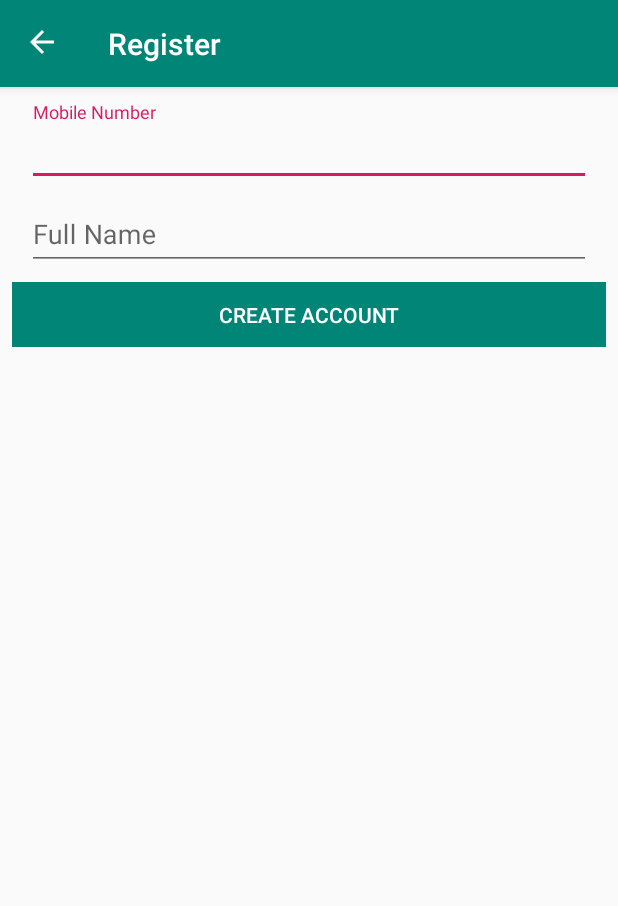
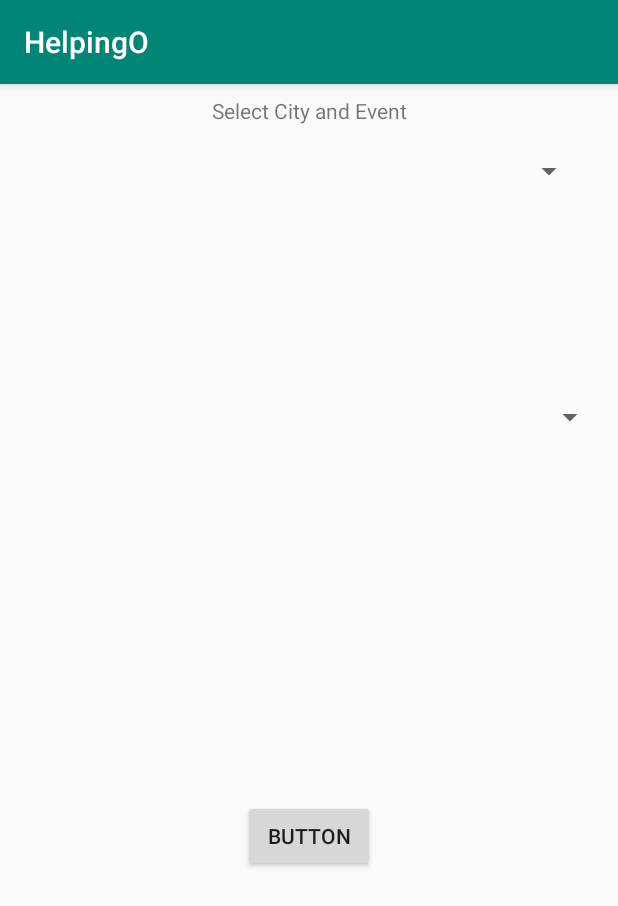
Before and after one commit to harneet-9039/Helpingo, an Android app: the screen it shows after launch (Register before the commit, MainActivity after it), on a phone screen of 412 x 824 dp. Shown: the top 906 px of the screen. Run offline under Robolectric (Android 15) with nearby library versions, the phone set to English and light mode, and no system bars; our stand-ins replace Volley.

Commit message:
Front Panel added

```diff
--- a/app/src/main/java/com/example/hp/helpingo/SplashActivity.java
+++ b/app/src/main/java/com/example/hp/helpingo/SplashActivity.java
@@ -39,7 +39,7 @@ public class SplashActivity extends AppCompatActivity {
           Boolean State = CheckConnection.getInstance(this).getNetworkStatus();
         if(State)  //internet is connected
         {
-            startActivity(new Intent(SplashActivity.this, Register.class));
+            startActivity(new Intent(SplashActivity.this, MainActivity.class));
            // CheckUserCredentials();
 
         }
--- a/app/src/main/res/layout/activity_main.xml
+++ b/app/src/main/res/layout/activity_main.xml
@@ -13,11 +13,49 @@
         android:layout_marginStart="8dp"
         android:layout_marginTop="8dp"
         android:layout_marginEnd="8dp"
-        android:text="Select City"
+        android:text="Select City and Event"
         android:width="150dp"
         android:height="30dp"
         android:textAlignment="center"
         app:layout_constraintEnd_toEndOf="parent"
         app:layout_constraintStart_toStartOf="parent"
         app:layout_constraintTop_toTopOf="parent" />
+
+    <Spinner
+        android:id="@+id/spinner"
+        android:layout_width="368dp"
+        android:layout_height="wrap_content"
+        android:layout_marginStart="8dp"
+        android:layout_marginTop="8dp"
+        android:layout_marginEnd="8dp"
+        android:spinnerMode="dialog"
+        app:layout_constraintEnd_toEndOf="parent"
+        app:layout_constraintStart_toStartOf="parent"
+        app:layout_constraintTop_toBottomOf="@+id/head" />
+
+    <Spinner
+        android:id="@+id/spinner2"
+        android:layout_width="368dp"
+        android:layout_height="0dp"
+        android:layout_marginStart="8dp"
+        android:layout_marginTop="140dp"
+        android:layout_marginEnd="8dp"
+        app:layout_constraintEnd_toEndOf="parent"
+        app:layout_constraintHorizontal_bias="1.0"
+        app:layout_constraintStart_toStartOf="parent"
+        app:layout_constraintTop_toBottomOf="@+id/spinner" />
+
+    <Button
+        android:id="@+id/button1"
+        android:layout_width="wrap_content"
+        android:layout_height="wrap_content"
+        android:layout_marginStart="8dp"
+        android:layout_marginTop="8dp"
+        android:layout_marginEnd="8dp"
+        android:layout_marginBottom="8dp"
+        android:text="Button"
+        app:layout_constraintBottom_toBottomOf="parent"
+        app:layout_constraintEnd_toEndOf="parent"
+        app:layout_constraintStart_toStartOf="parent"
+        app:layout_constraintTop_toBottomOf="@+id/spinner2" />
 </android.support.constraint.ConstraintLayout>
```
Also changed, not shown: app/src/main/java/com/example/hp/helpingo/MainActivity.java (+94 -26 lines).
